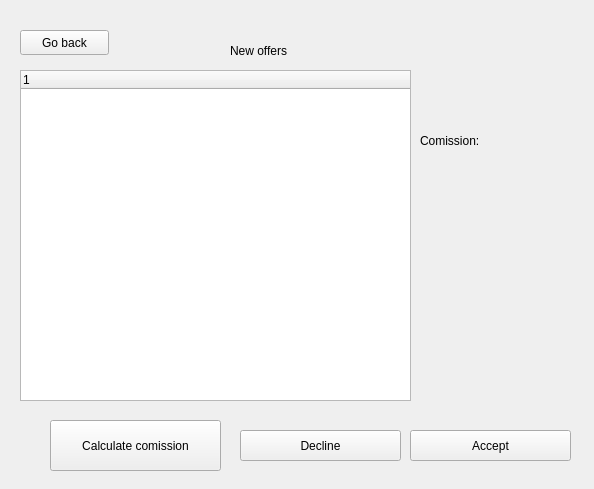
FratiaXd/SDI, file sdi_app/gui/menu_company.ui: the form before one commit.
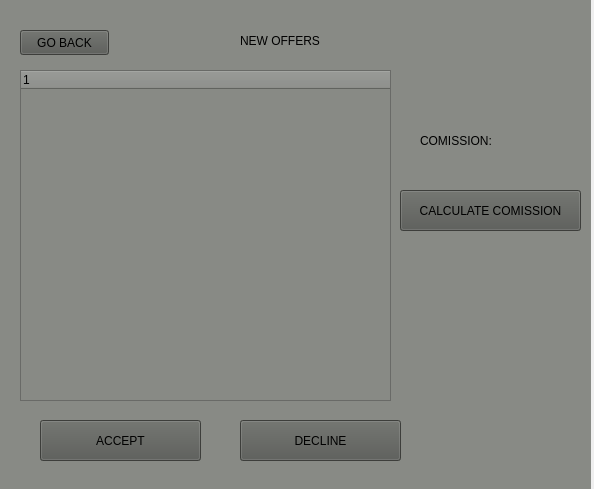
The form after the commit. The open tabs and pages were chosen to show the change.

The edit to the form file:
```diff
--- a/sdi_app/gui/menu_company.ui
+++ b/sdi_app/gui/menu_company.ui
@@ -22,6 +22,9 @@
      <height>491</height>
     </rect>
    </property>
+   <property name="styleSheet">
+    <string notr="true">background-color: rgb(136, 138, 133);</string>
+   </property>
    <property name="currentIndex">
     <number>0</number>
    </property>
@@ -96,14 +99,18 @@
     <widget class="QLabel" name="label_2">
      <property name="geometry">
       <rect>
-       <x>230</x>
-       <y>30</y>
+       <x>240</x>
+       <y>20</y>
        <width>151</width>
        <height>41</height>
       </rect>
      </property>
+     <property name="styleSheet">
+      <string notr="true">font: 14pt &quot;Manjari&quot;;
+</string>
+     </property>
      <property name="text">
-      <string>New offers</string>
+      <string>NEW OFFERS</string>
      </property>
     </widget>
     <widget class="QPushButton" name="pushButton_6">
@@ -115,8 +122,12 @@
        <height>25</height>
       </rect>
      </property>
+     <property name="styleSheet">
+      <string notr="true">font: 11pt &quot;Manjari&quot;;
+background-color: rgb(85, 87, 83);</string>
+     </property>
      <property name="text">
-      <string>Go back</string>
+      <string>GO BACK</string>
      </property>
     </widget>
     <widget class="QTreeWidget" name="treeWidget_2">
@@ -124,7 +135,7 @@
       <rect>
        <x>20</x>
        <y>70</y>
-       <width>391</width>
+       <width>371</width>
        <height>331</height>
       </rect>
      </property>
@@ -137,40 +148,52 @@
     <widget class="QPushButton" name="pushButton_10">
      <property name="geometry">
       <rect>
-       <x>50</x>
-       <y>420</y>
-       <width>171</width>
-       <height>51</height>
+       <x>400</x>
+       <y>190</y>
+       <width>181</width>
+       <height>41</height>
       </rect>
      </property>
+     <property name="styleSheet">
+      <string notr="true">font: 11pt &quot;Manjari&quot;;
+background-color: rgb(85, 87, 83);</string>
+     </property>
      <property name="text">
-      <string>Calculate comission</string>
+      <string>CALCULATE COMISSION</string>
      </property>
     </widget>
     <widget class="QPushButton" name="pushButton_11">
      <property name="geometry">
       <rect>
-       <x>410</x>
-       <y>430</y>
+       <x>40</x>
+       <y>420</y>
        <width>161</width>
-       <height>31</height>
+       <height>41</height>
       </rect>
      </property>
+     <property name="styleSheet">
+      <string notr="true">font: 11pt &quot;Manjari&quot;;
+background-color: rgb(85, 87, 83);</string>
+     </property>
      <property name="text">
-      <string>Accept</string>
+      <string>ACCEPT</string>
      </property>
     </widget>
     <widget class="QPushButton" name="pushButton_12">
      <property name="geometry">
       <rect>
        <x>240</x>
-       <y>430</y>
+       <y>420</y>
        <width>161</width>
-       <height>31</height>
+       <height>41</height>
       </rect>
      </property>
+     <property name="styleSheet">
+      <string notr="true">font: 11pt &quot;Manjari&quot;;
+background-color: rgb(85, 87, 83);</string>
+     </property>
      <property name="text">
-      <string>Decline</string>
+      <string>DECLINE</string>
      </property>
     </widget>
     <widget class="QLabel" name="label_7">
@@ -182,8 +205,12 @@
        <height>41</height>
       </rect>
      </property>
+     <property name="styleSheet">
+      <string notr="true">font: 11pt &quot;Manjari&quot;;
+</string>
+     </property>
      <property name="text">
-      <string>Comission:</string>
+      <string>COMISSION:</string>
      </property>
     </widget>
    </widget>
```
Left out of the diff: 129 changed lines with no effect on the pictures.
